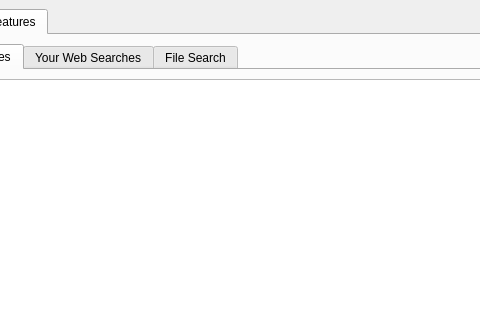
Qt form src/ui/settingswindow.ui (giosali/rafiki) before a commit; both pictures show x 100 to 580 and y 0 to 320 of the 800 by 600 pixel window.
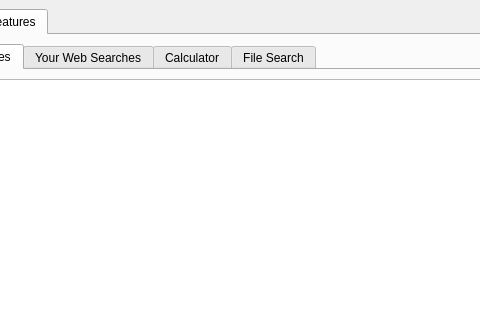
The same form after that commit. The open tabs and pages were chosen to show the change. Custom widgets are drawn as their Qt base class.

Commit message: Add calculator tab to settings

What changed in the file:
```diff
--- a/src/ui/settingswindow.ui
+++ b/src/ui/settingswindow.ui
@@ -188,6 +188,11 @@
                             </item>
                           </layout>
                         </widget>
+                        <widget class="CalculatorTab" name="calculator_tab" native="true">
+                          <attribute name="title">
+                            <string>Calculator</string>
+                          </attribute>
+                        </widget>
                         <widget class="FileSearchTab" name="file_search_tab" native="true">
                           <attribute name="title">
                             <string>File Search</string>
@@ -205,6 +210,9 @@
     </widget>
   </widget>
   <customwidgets>
+    <customwidget>
+      <class>CalculatorTab</class>
+    </customwidget>
     <customwidget>
       <class>FileSearchTab</class>
     </customwidget>
```
The commit also changes 4 other files.
